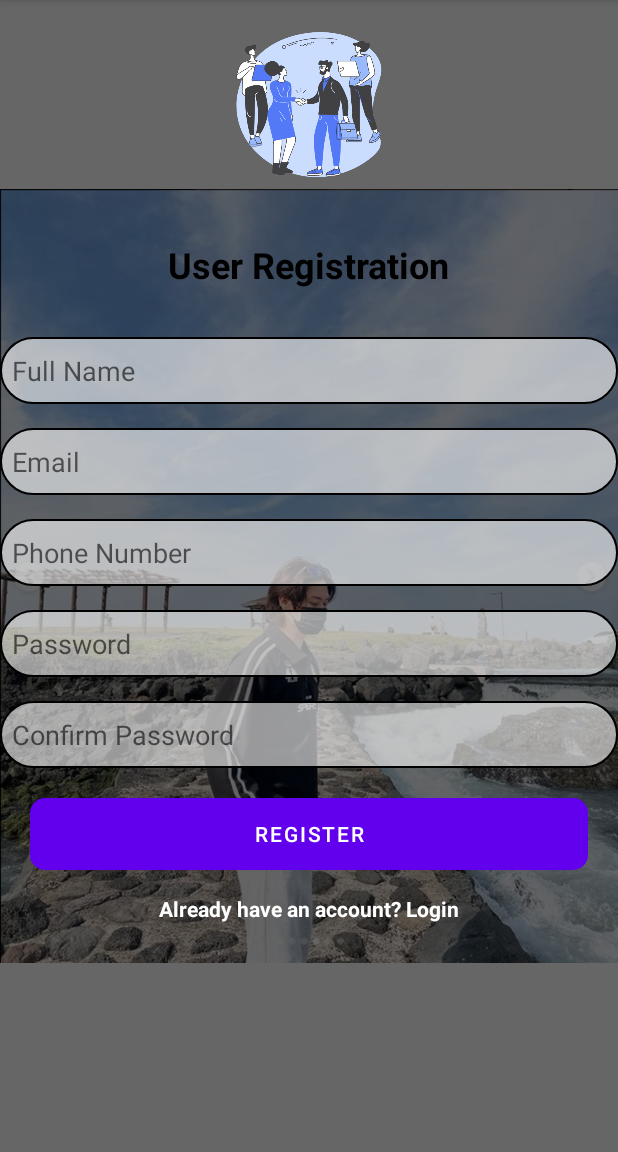
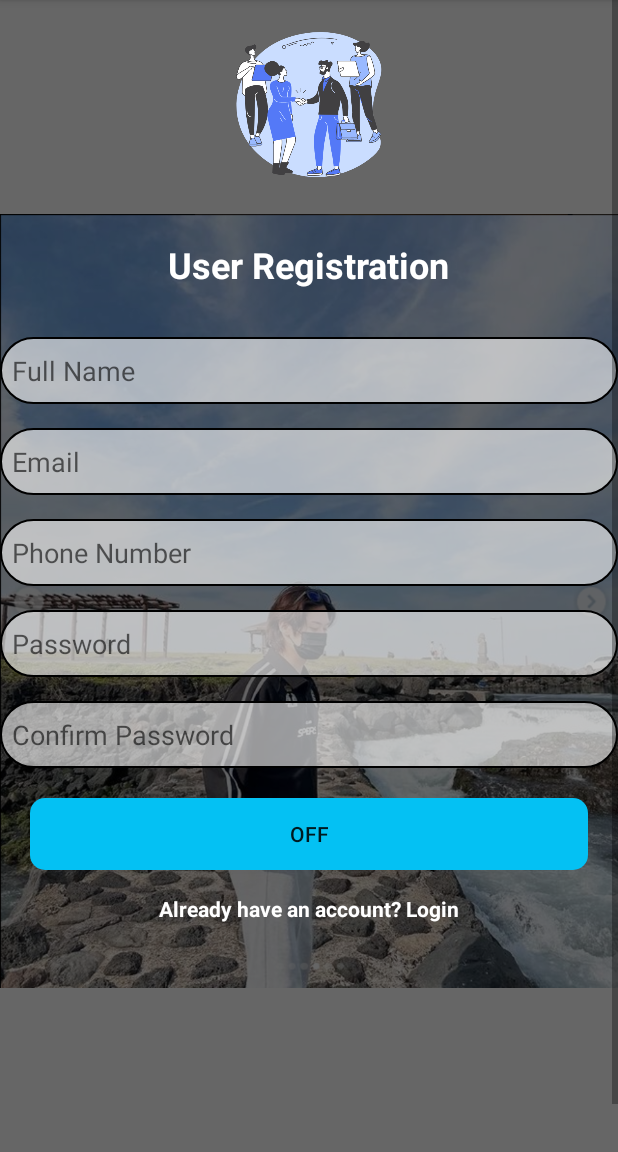
Before and after one commit to rachanadhungana/Mobile-Programming, an Android app: the screen it shows after launch (MainActivity), after a tap on "Dont have an account? SignUp", on a phone screen of 412 x 824 dp, the part 84-1236 px from its top. Run offline under Robolectric (Android 15) with nearby library versions, the phone set to English and light mode, and no system bars; 2 statements that could not run were skipped.

Commit message:
Mobile Programming

```diff
--- a/app/src/main/java/com/example/rachanadhungana/LoginActivity.java
+++ b/app/src/main/java/com/example/rachanadhungana/LoginActivity.java
@@ -1,5 +1,6 @@
 package com.example.rachanadhungana;
 
+import android.app.ComponentCaller;
 import android.content.Intent;
 import android.os.Bundle;
 import android.view.View;
@@ -9,6 +10,13 @@ import android.widget.TextView;
 import android.widget.Toast;
 
 import androidx.activity.EdgeToEdge;
+import androidx.activity.result.ActivityResult;
+import androidx.activity.result.ActivityResultCallback;
+import androidx.activity.result.ActivityResultLauncher;
+import androidx.activity.result.contract.ActivityResultContract;
+import androidx.activity.result.contract.ActivityResultContracts;
+import androidx.annotation.NonNull;
+import androidx.annotation.Nullable;
 import androidx.appcompat.app.AppCompatActivity;
 import androidx.appcompat.widget.AppCompatButton;
 import androidx.core.graphics.Insets;
@@ -68,8 +76,7 @@ public class LoginActivity extends AppCompatActivity implements View.OnClickList
         if(v.getId()==R.id.tvSignUp){
             Intent intent=new Intent(LoginActivity.this,MainActivity.class);
             intent.putExtra("Email","rachanadhungana88@gmail.com");
-            startActivity(intent);
-            finish();
+            signUpActivityLauncher.launch(intent);
 
     }else if(v.getId()==R.id.btnlogin){
             String email = editEmail.getText().toString().trim();
@@ -91,4 +98,22 @@ public class LoginActivity extends AppCompatActivity implements View.OnClickList
             }
         }
     }
+
+    ActivityResultLauncher<Intent> signUpActivityLauncher=registerForActivityResult(new ActivityResultContracts.StartActivityForResult(), new ActivityResultCallback<ActivityResult>() {
+        @Override
+        public void onActivityResult(ActivityResult activityResult) {
+            if (activityResult.getResultCode()==RESULT_OK){
+                Toast.makeText(LoginActivity.this,activityResult.getResultCode(),Toast.LENGTH_SHORT).show();
+            }
+
+        }
+    }) ;
+
+    @Override
+    public void onActivityResult(int requestCode, int resultCode, @Nullable Intent data, @NonNull ComponentCaller caller) {
+        if(requestCode==200 && resultCode==RESULT_OK){
+            Toast.makeText(LoginActivity.this,data.getStringExtra("Result"),Toast.LENGTH_SHORT).show();
+        }
+        super.onActivityResult(requestCode, resultCode, data, caller);
+    }
 }
--- a/app/src/main/java/com/example/rachanadhungana/MainActivity.java
+++ b/app/src/main/java/com/example/rachanadhungana/MainActivity.java
@@ -1,15 +1,19 @@
 package com.example.rachanadhungana;
 
+import android.content.Intent;
 import android.os.Bundle;
+import android.view.View;
 import android.widget.Toast;
 
 import androidx.activity.EdgeToEdge;
 import androidx.appcompat.app.AppCompatActivity;
+import androidx.appcompat.widget.AppCompatButton;
 import androidx.core.graphics.Insets;
 import androidx.core.view.ViewCompat;
 import androidx.core.view.WindowInsetsCompat;
 
 public class MainActivity extends AppCompatActivity {
+    private AppCompatButton btnRegister;
 
     @Override
     protected void onCreate(Bundle savedInstanceState) {
@@ -18,5 +22,16 @@ public class MainActivity extends AppCompatActivity {
         String email=getIntent().getStringExtra("Email");
         Toast.makeText(this,"Email: "+email,Toast.LENGTH_SHORT).show();
 
+        btnRegister=findViewById(R.id.btnRegister);
+        btnRegister.setOnClickListener(new View.OnClickListener() {
+            @Override
+            public void onClick(View v) {
+                Intent intent=new Intent();
+                intent.putExtra("Result","Result Return");
+                setResult(RESULT_OK,intent);
+                finish();
+            }
+        });
+
     }
 }
--- a/app/src/main/res/layout/layout_signup.xml
+++ b/app/src/main/res/layout/layout_signup.xml
@@ -1,8 +1,21 @@
 <?xml version="1.0" encoding="utf-8"?>
 <androidx.constraintlayout.widget.ConstraintLayout xmlns:android="http://schemas.android.com/apk/res/android"
+    xmlns:app="http://schemas.android.com/apk/res-auto"
+    android:layout_width="match_parent"
+    android:layout_height="match_parent">
+
+    <ScrollView
         android:layout_width="match_parent"
         android:layout_height="match_parent"
-    xmlns:app="http://schemas.android.com/apk/res-auto">
+        android:fillViewport="true"
+        app:layout_constraintStart_toStartOf="parent"
+        app:layout_constraintTop_toTopOf="parent"
+        >
+
+    <androidx.constraintlayout.widget.ConstraintLayout
+        android:layout_width="match_parent"
+        android:layout_height="match_parent">
+
     <FrameLayout
         android:id="@+id/lyt_background"
         android:layout_width="match_parent"
@@ -38,116 +51,116 @@
         android:id="@+id/tvTitle"
         android:layout_width="wrap_content"
         android:layout_height="wrap_content"
+        android:layout_marginTop="40dp"
         android:text="User Registration"
+        android:textColor="@color/white"
         android:textSize="24sp"
         android:textStyle="bold"
-    android:textColor="#000000"
-    app:layout_constraintTop_toBottomOf="@id/imagelogo"
+        app:layout_constraintEnd_toEndOf="@id/imagelogo"
         app:layout_constraintStart_toStartOf="@id/imagelogo"
-    app:layout_constraintEnd_toEndOf="@id/imagelogo"
-    android:layout_marginTop="40dp"/>
+        app:layout_constraintTop_toBottomOf="@id/imagelogo" />
 
     <!-- Full Name -->
     <EditText
         android:id="@+id/etFullName"
         android:layout_width="0dp"
         android:layout_height="wrap_content"
+        android:layout_marginTop="32dp"
+        android:background="@drawable/edit_background"
         android:hint="Full Name"
         android:inputType="textPersonName"
-        android:background="@drawable/edit_background"
         android:paddingHorizontal="8dp"
         android:paddingVertical="10dp"
-        app:layout_constraintTop_toBottomOf="@id/tvTitle"
+        app:layout_constraintEnd_toEndOf="parent"
         app:layout_constraintStart_toStartOf="parent"
-        app:layout_constraintEnd_toEndOf="parent"
-        android:layout_marginTop="32dp"/>
+        app:layout_constraintTop_toBottomOf="@id/tvTitle" />
 
     <!-- Email -->
     <EditText
         android:id="@+id/etEmail"
         android:layout_width="0dp"
         android:layout_height="wrap_content"
+        android:layout_marginTop="16dp"
+        android:background="@drawable/edit_background"
         android:hint="Email"
         android:inputType="textEmailAddress"
-        android:background="@drawable/edit_background"
         android:paddingHorizontal="8dp"
         android:paddingVertical="10dp"
-        app:layout_constraintTop_toBottomOf="@id/etFullName"
+        app:layout_constraintEnd_toEndOf="parent"
         app:layout_constraintStart_toStartOf="parent"
-        app:layout_constraintEnd_toEndOf="parent"
-        android:layout_marginTop="16dp"/>
+        app:layout_constraintTop_toBottomOf="@id/etFullName" />
 
     <!-- Phone -->
     <EditText
         android:id="@+id/etPhone"
         android:layout_width="0dp"
         android:layout_height="wrap_content"
+        android:layout_marginTop="16dp"
+        android:background="@drawable/edit_background"
         android:hint="Phone Number"
         android:inputType="phone"
-        android:background="@drawable/edit_background"
         android:paddingHorizontal="8dp"
         android:paddingVertical="10dp"
-        app:layout_constraintTop_toBottomOf="@id/etEmail"
+        app:layout_constraintEnd_toEndOf="parent"
         app:layout_constraintStart_toStartOf="parent"
-        app:layout_constraintEnd_toEndOf="parent"
-        android:layout_marginTop="16dp"/>
+        app:layout_constraintTop_toBottomOf="@id/etEmail" />
 
     <!-- Password -->
     <EditText
         android:id="@+id/etPassword"
         android:layout_width="0dp"
         android:layout_height="wrap_content"
+        android:layout_marginTop="16dp"
+        android:background="@drawable/edit_background"
         android:hint="Password"
         android:inputType="textPassword"
-        android:background="@drawable/edit_background"
         android:paddingHorizontal="8dp"
         android:paddingVertical="10dp"
-        app:layout_constraintTop_toBottomOf="@id/etPhone"
+        app:layout_constraintEnd_toEndOf="parent"
         app:layout_constraintStart_toStartOf="parent"
-        app:layout_constraintEnd_toEndOf="parent"
-        android:layout_marginTop="16dp"/>
+        app:layout_constraintTop_toBottomOf="@id/etPhone" />
 
     <!-- Confirm Password -->
     <EditText
         android:id="@+id/etConfirmPassword"
         android:layout_width="0dp"
         android:layout_height="wrap_content"
+        android:layout_marginTop="16dp"
+        android:background="@drawable/edit_background"
         android:hint="Confirm Password"
         android:inputType="textPassword"
-        android:background="@drawable/edit_background"
         android:paddingHorizontal="8dp"
         android:paddingVertical="10dp"
-        app:layout_constraintTop_toBottomOf="@id/etPassword"
+        app:layout_constraintEnd_toEndOf="parent"
         app:layout_constraintStart_toStartOf="parent"
-        app:layout_constraintEnd_toEndOf="parent"
-        android:layout_marginTop="16dp"/>
+        app:layout_constraintTop_toBottomOf="@id/etPassword" />
 
     <!-- Register Button -->
-    <Button
+    <androidx.appcompat.widget.AppCompatToggleButton
         android:id="@+id/btnRegister"
         android:layout_width="0dp"
         android:layout_height="wrap_content"
-        android:text="Register"
         android:layout_marginHorizontal="20dp"
         android:layout_marginTop="20dp"
         android:background="@drawable/btn_background"
-        app:layout_constraintTop_toBottomOf="@id/etConfirmPassword"
+        android:text="Register"
+        app:layout_constraintEnd_toEndOf="parent"
         app:layout_constraintStart_toStartOf="parent"
-        app:layout_constraintEnd_toEndOf="parent"
-        />
+        app:layout_constraintTop_toBottomOf="@id/etConfirmPassword" />
 
     <!-- Login Redirect -->
     <TextView
         android:id="@+id/tvLogin"
         android:layout_width="wrap_content"
         android:layout_height="wrap_content"
+        android:layout_marginTop="16dp"
         android:text="Already have an account? Login"
         android:textColor="@color/white"
         android:textSize="14sp"
         android:textStyle="bold"
-        app:layout_constraintTop_toBottomOf="@id/btnRegister"
+        app:layout_constraintEnd_toEndOf="parent"
         app:layout_constraintStart_toStartOf="parent"
-        app:layout_constraintEnd_toEndOf="parent"
-        android:layout_marginTop="16dp"/>
-
+        app:layout_constraintTop_toBottomOf="@id/btnRegister" />
     </androidx.constraintlayout.widget.ConstraintLayout>
+    </ScrollView>
+</androidx.constraintlayout.widget.ConstraintLayout>
```
Lines whose indentation alone changed are shown as unchanged.
